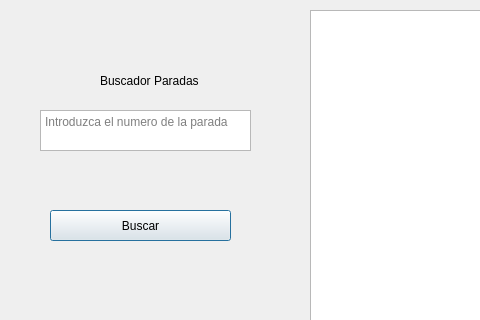
Qt form uiEMT.ui (WGitIJ/EMT) before a commit; both pictures show x 0 to 480 and y 0 to 320 of the 788 by 424 pixel window.
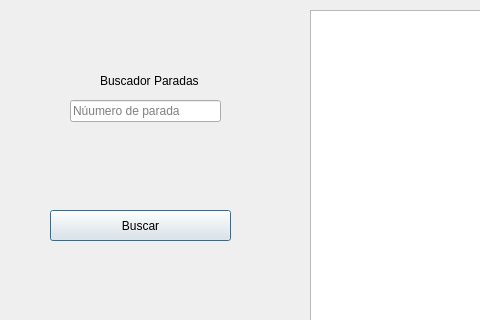
The same form after that commit.

The edit to the form file:
```diff
--- a/uiEMT.ui
+++ b/uiEMT.ui
@@ -23,24 +23,8 @@
     </rect>
    </property>
    <property name="frameShape">
-    <enum>QFrame::Shape::StyledPanel</enum>
+    <enum>QFrame::NoFrame</enum>
    </property>
-   <property name="frameShadow">
-    <enum>QFrame::Shadow::Raised</enum>
-   </property>
-   <widget class="QTextEdit" name="textEdit">
-    <property name="geometry">
-     <rect>
-      <x>50</x>
-      <y>120</y>
-      <width>211</width>
-      <height>41</height>
-     </rect>
-    </property>
-    <property name="placeholderText">
-     <string>Introduzca el numero de la parada</string>
-    </property>
-   </widget>
    <widget class="QPushButton" name="pushButton">
     <property name="geometry">
      <rect>
@@ -80,6 +64,19 @@
      <string>Buscador Paradas</string>
     </property>
    </widget>
+   <widget class="QLineEdit" name="textEdit">
+    <property name="geometry">
+     <rect>
+      <x>80</x>
+      <y>110</y>
+      <width>151</width>
+      <height>22</height>
+     </rect>
+    </property>
+    <property name="placeholderText">
+     <string>Núumero de parada</string>
+    </property>
+   </widget>
   </widget>
  </widget>
  <resources/>
```
